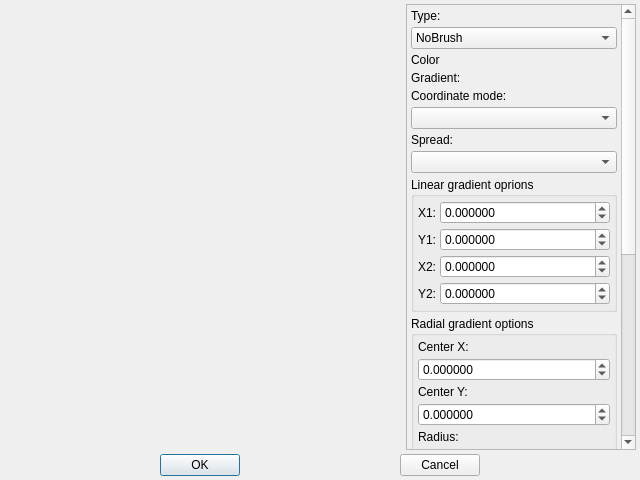
Qt form src/property/dialogs/brusheditdialog.ui (Gris87/ObjectController) before a commit.
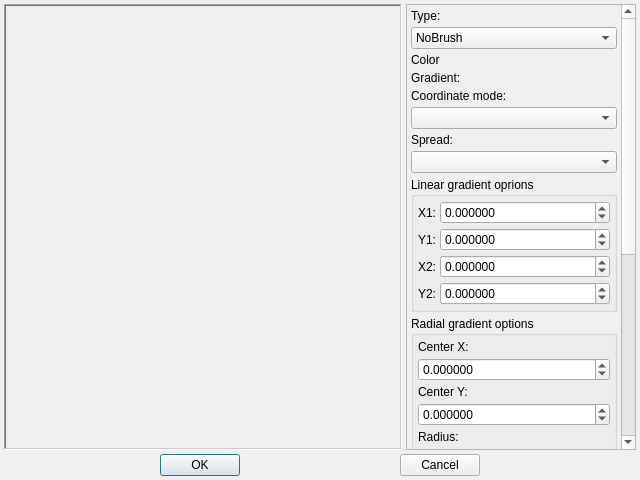
The same form after that commit.

Commit message: Frames for images

Patch:
```diff
--- a/src/property/dialogs/brusheditdialog.ui
+++ b/src/property/dialogs/brusheditdialog.ui
@@ -32,6 +32,21 @@
       <number>4</number>
      </property>
      <item>
+      <widget class="QFrame" name="resultFrame">
+       <property name="frameShape">
+        <enum>QFrame::WinPanel</enum>
+       </property>
+       <property name="frameShadow">
+        <enum>QFrame::Sunken</enum>
+       </property>
+       <layout class="QVBoxLayout" name="verticalLayout_5">
+        <property name="spacing">
+         <number>0</number>
+        </property>
+        <property name="margin">
+         <number>0</number>
+        </property>
+        <item>
       <widget class="QLabel" name="resultLabel">
        <property name="sizePolicy">
         <sizepolicy hsizetype="MinimumExpanding" vsizetype="MinimumExpanding">
@@ -47,6 +62,9 @@
        </property>
       </widget>
      </item>
+       </layout>
+      </widget>
+     </item>
      <item>
       <widget class="QScrollArea" name="propertiesScrollArea">
        <property name="minimumSize">
```
Left out of the diff: 18 changed lines with no effect on the pictures. Lines whose indentation alone changed are shown as unchanged. The commit also changes 14 other files.
